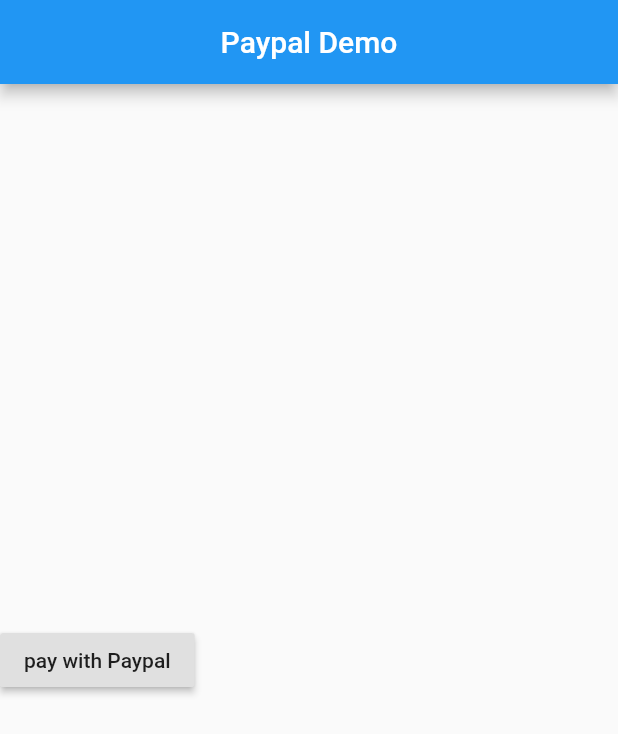
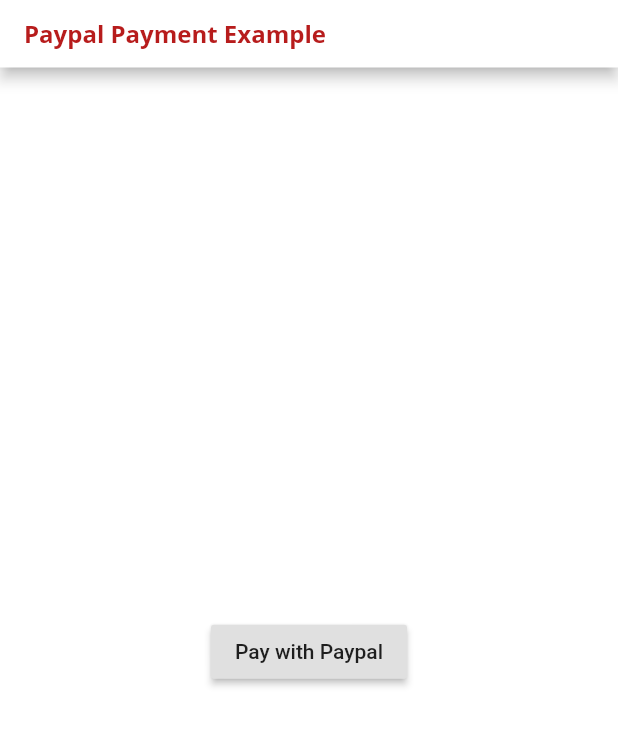
Before and after one commit to Nismaiel/paypalPlugin_test, a Flutter app: the screen it shows after launch, on a phone screen of 412 x 824 dp. Shown: the top 734 px of the screen. Run offline on Flutter 3.47's test engine with Material 2 defaults, Android fonts, the phone set to English and light mode, and no system bars; our stand-ins replace webview_flutter; missing offline and left inert: http_auth; Roboto replaces fonts that are missing (Open Sans).

Commit message:
first payment

```diff
--- a/lib/screens/First.dart
+++ b/lib/screens/First.dart
@@ -12,38 +12,62 @@
   @override
   Widget build(BuildContext context) {
     return Scaffold(
+      backgroundColor: Colors.transparent,
       key: _scaffoldKey,
-      appBar: AppBar(
-        title: Text(
-          'Paypal Demo',
-          style: TextStyle(color: Colors.white),
+      appBar: PreferredSize(
+        preferredSize: Size.fromHeight(45.0),
+        child: new AppBar(
+          backgroundColor: Colors.white,
+          title: Column(
+            mainAxisAlignment: MainAxisAlignment.center,
+            children: [
+              Text(
+                'Paypal Payment Example',
+                style: TextStyle(
+                    fontSize: 16.0,
+                    color: Colors.red[900],
+                    fontWeight: FontWeight.bold,
+                    fontFamily: 'Open Sans'),
               ),
-        centerTitle: true,
+            ],
           ),
-      body: Container(
-//          width: MediaQuery.of(context).size.width,
+        ),
+      ),
+      body:Container(
+          width: MediaQuery.of(context).size.width,
+          child: Container(
             child: Column(
               crossAxisAlignment: CrossAxisAlignment.center,
               mainAxisAlignment: MainAxisAlignment.center,
-          children: [
-            //making the payment
+              children: <Widget>[
                 RaisedButton(
                   onPressed: (){
 
                     // make PayPal payment
-                Navigator.push(context, MaterialPageRoute(builder: (ctx)=>Home(onFinish: (number)async{
-                  print("payment ID: "+number.toString());
-                },)));
+
+                    Navigator.of(context).push(
+                      MaterialPageRoute(
+                        builder: (BuildContext context) => PaypalPayment(
+                          onFinish: (number) async {
+
+                            // payment done
+                            print('order id: '+number);
+
+                          },
+                        ),
+                      ),
+                    );
 
 
                   },
+                  child: Text('Pay with Paypal', textAlign: TextAlign.center,),
+                ),
 
-              child: Text('pay with Paypal'),
-
-            )
               ],
             ),
+          )
       ),
     );
+
   }
 }
```
Also changed, not shown: lib/screens/home.dart (+76 -44 lines), lib/service/paypalService.dart (+31 -32 lines). Lines whose indentation alone changed are shown as unchanged.
